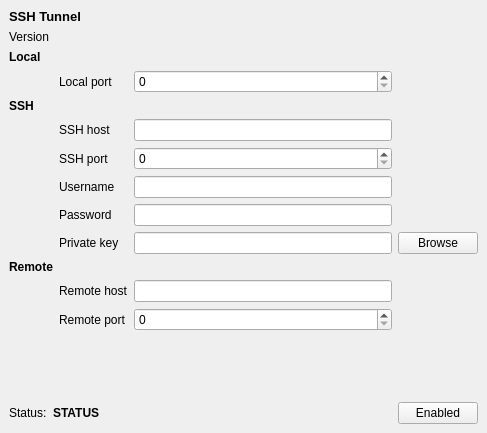
Above: ui/mainwindow.ui from se0siris/ssh-tunnel before the change. Below: the same form after it.
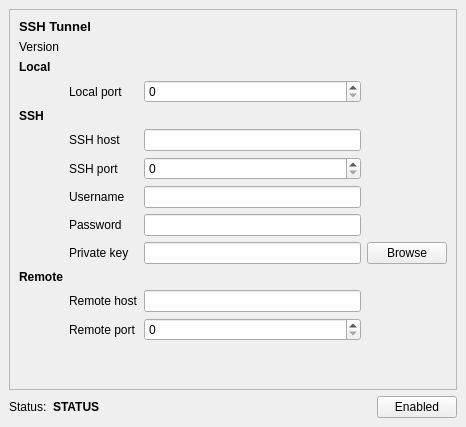
That is the form after the change. Icons and pictures are not drawn.

Commit message: Added frame to main window.

```diff
--- a/ui/mainwindow.ui
+++ b/ui/mainwindow.ui
@@ -6,8 +6,8 @@
    <rect>
     <x>0</x>
     <y>0</y>
-    <width>487</width>
-    <height>433</height>
+    <width>466</width>
+    <height>427</height>
    </rect>
   </property>
   <property name="windowTitle">
@@ -20,6 +20,15 @@
   <widget class="QWidget" name="centralwidget">
    <layout class="QVBoxLayout" name="verticalLayout_2">
     <item>
+     <widget class="QFrame" name="frame">
+      <property name="frameShape">
+       <enum>QFrame::StyledPanel</enum>
+      </property>
+      <property name="frameShadow">
+       <enum>QFrame::Raised</enum>
+      </property>
+      <layout class="QVBoxLayout" name="verticalLayout_3">
+       <item>
      <layout class="QHBoxLayout" name="horizontalLayout_2">
       <item>
        <layout class="QVBoxLayout" name="verticalLayout">
@@ -247,11 +256,14 @@
       </property>
       <property name="sizeHint" stdset="0">
        <size>
-        <width>466</width>
-        <height>23</height>
+           <width>20</width>
+           <height>40</height>
        </size>
       </property>
      </spacer>
+       </item>
+      </layout>
+     </widget>
     </item>
     <item>
      <layout class="QHBoxLayout" name="horizontalLayout">
```
Lines whose indentation alone changed are shown as unchanged. The commit also changes 2 other files.
